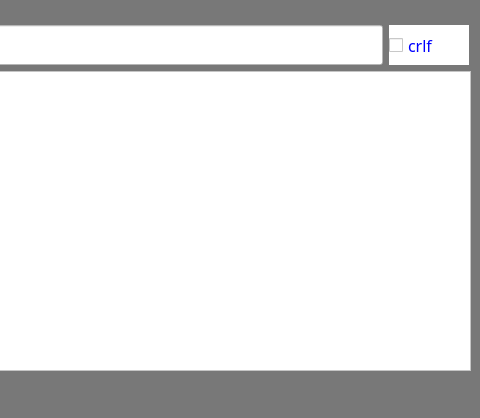
The window that mainwindow.ui (salara1960/CO2_tools) describes before a commit, drawn with Qt 5; both pictures show x 480 to 960 and y 342 to 760 of the 960 by 760 pixel window.
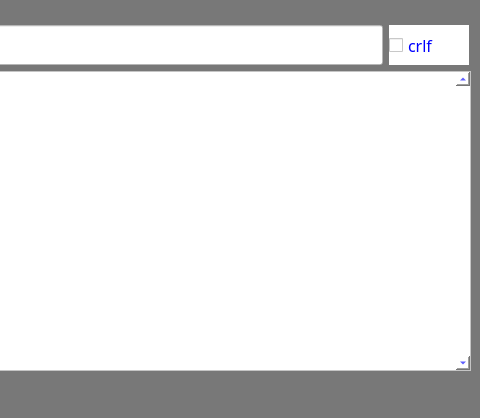
The same window after the commit. Icons and pictures are not drawn.

```diff
--- a/mainwindow.ui
+++ b/mainwindow.ui
@@ -906,6 +906,12 @@
     </item>
     <item row="4" column="0" colspan="5">
      <widget class="QTextEdit" name="log">
+      <property name="sizePolicy">
+       <sizepolicy hsizetype="Expanding" vsizetype="Expanding">
+        <horstretch>0</horstretch>
+        <verstretch>0</verstretch>
+       </sizepolicy>
+      </property>
       <property name="minimumSize">
        <size>
         <width>940</width>
@@ -917,6 +923,9 @@
 background-color: rgb(255, 255, 255);
 font: 12pt &quot;Sans Serif&quot;;</string>
       </property>
+      <property name="verticalScrollBarPolicy">
+       <enum>Qt::ScrollBarAlwaysOn</enum>
+      </property>
      </widget>
     </item>
     <item row="5" column="0">
```
